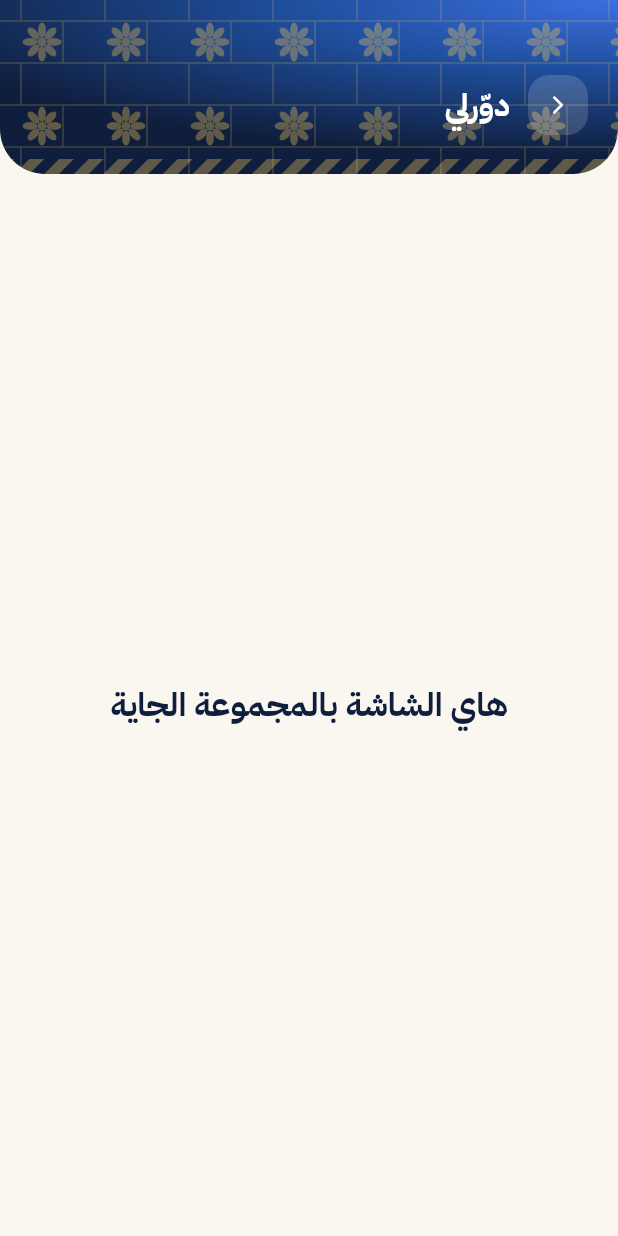
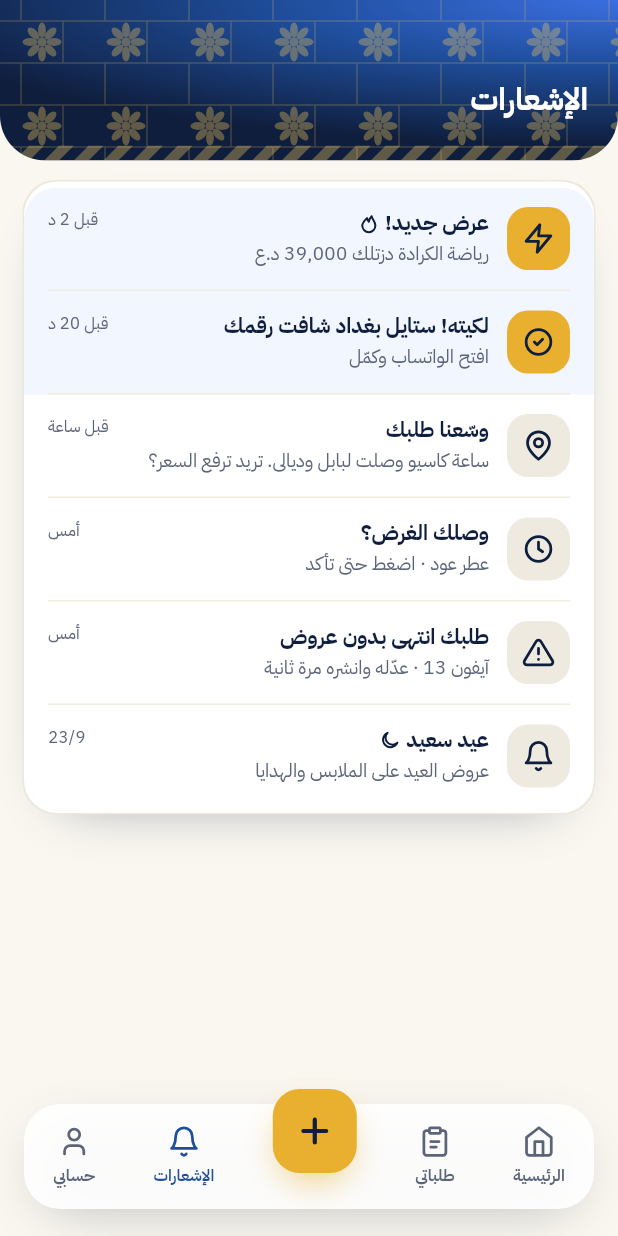
Before and after one commit to jasbx222/dawwerli-app, a Flutter app: the MyRequestsScreen screen opened by its route, item 2 of the bottom bar chosen, on a phone screen of 412 x 824 dp. Run offline on Flutter 3.47's test engine with Material 3 defaults, Android fonts, the phone set to English and light mode, and no system bars; our stand-ins replace flutter_riverpod, flutter_svg, go_router, shared_preferences; accounts and stored records are empty.

Commit message:
Notifications (26), account (28), privacy (29) and delete account (30) wired to bottom nav

```diff
--- a/lib/core/router/app_router.dart
+++ b/lib/core/router/app_router.dart
@@ -33,6 +33,8 @@ import '../../features/orders/presentation/order_status_screen.dart';
 import '../../features/orders/presentation/rating_screen.dart';
 import '../../features/orders/presentation/my_requests_screen.dart';
 import '../../features/report/presentation/report_screen.dart';
+import '../../features/account/presentation/account_screens.dart';
+import '../../features/notifications/presentation/notifications_screen.dart';
 import '../../features/onboarding/presentation/onboarding_screen.dart';
 import '../../features/profile/presentation/profile_setup_screen.dart';
 import '../../features/splash/presentation/splash_screen.dart';
@@ -357,6 +359,20 @@ final appRouter = GoRouter(
         ),
       ],
     ),
+    // 28 · «حسابي» tab; 29 privacy; 30 delete.
+    GoRoute(
+      path: Routes.account,
+      builder: (_, _) => const AccountScreen(),
+      routes: [
+        GoRoute(path: 'privacy', builder: (_, _) => const PrivacyScreen()),
+        GoRoute(path: 'delete', builder: (_, _) => const DeleteAccountScreen()),
+      ],
+    ),
+    // 26 · «الإشعارات» tab.
+    GoRoute(
+      path: Routes.notifications,
+      builder: (_, _) => const NotificationsScreen(),
+    ),
     // 25 · «طلباتي» tab.
     GoRoute(
       path: Routes.myRequests,
--- a/lib/core/router/routes.dart
+++ b/lib/core/router/routes.dart
@@ -20,6 +20,10 @@ abstract final class Routes {
   static String report(String id, {int reason = 1}) =>
       '/orders/$id/report?reason=$reason';
   static String reportSent(String id) => '/orders/$id/report/sent';
+  static const notifications = '/notifications';
+  static const account = '/account';
+  static const privacy = '/account/privacy';
+  static const deleteAccount = '/account/delete';
   static const myRequests = '/requests';
   static const comingSoon = '/soon';
 }
--- a/lib/core/widgets/app_icons.dart
+++ b/lib/core/widgets/app_icons.dart
@@ -57,6 +57,28 @@ enum AppIcon {
   flag(
     '<path d="M4 22V4s1-1 4-1 5 2 8 2 4-1 4-1v12s-1 1-4 1-5-2-8-2-4 1-4 1"/>',
   ),
+  zap('<path d="M13 2 3 14h9l-1 8 10-12h-9l1-8z"/>'),
+  flame(
+    '<path d="M12 22a7 7 0 0 0 7-7c0-4-3-6-4-10-2 2-3 4-3 6-1-1-2-2-2-4-2 2-5 5-5 8a7 7 0 0 0 7 7z"/>',
+  ),
+  moon('<path d="M20 14.5A8 8 0 1 1 9.5 4a6.5 6.5 0 0 0 10.5 10.5z"/>'),
+  alert(
+    '<path d="M10.3 3.9 1.8 18a2 2 0 0 0 1.7 3h17a2 2 0 0 0 1.7-3L13.7 3.9a2 2 0 0 0-3.4 0z"/><path d="M12 9v4M12 17h.01"/>',
+  ),
+  sparkles(
+    '<path d="M12 3l1.9 5.8L20 10l-6.1 1.2L12 17l-1.9-5.8L4 10l6.1-1.2z"/><path d="M19 17l.7 2.3L22 20l-2.3.7L19 23l-.7-2.3L16 20l2.3-.7z"/>',
+  ),
+  shieldCheck(
+    '<path d="M12 22s8-4 8-10V5l-8-3-8 3v7c0 6 8 10 8 10z"/><path d="m9 12 2 2 4-4"/>',
+  ),
+  chat(
+    '<path d="M21 15a2 2 0 0 1-2 2H7l-4 4V5a2 2 0 0 1 2-2h14a2 2 0 0 1 2 2z"/>',
+  ),
+  refresh('<path d="M21 12a9 9 0 1 1-3-6.7L21 8M21 3v5h-5"/>'),
+  trash('<path d="M3 6h18M8 6V4h8v2M19 6l-1 14H6L5 6"/>'),
+  trophy(
+    '<path d="M8 21h8M12 17v4M7 4h10v5a5 5 0 0 1-10 0z"/><path d="M17 5h3v2a3 3 0 0 1-3 3M7 5H4v2a3 3 0 0 0 3 3"/>',
+  ),
   star(
     '<path d="M12 2l3.09 6.26L22 9.27l-5 4.87 1.18 6.88L12 17.77l-5.18 3.25L8 14.14 3 9.27l6.91-1.01z"/>',
     filled: true,
--- a/lib/features/home/presentation/home_screen.dart
+++ b/lib/features/home/presentation/home_screen.dart
@@ -45,7 +45,7 @@ class HomeScreen extends ConsumerWidget {
                 children: [
                   HomeHeader(
                     data: d,
-                    onBell: soon,
+                    onBell: () => context.go(Routes.notifications),
                     onLocation: soon,
                     onStory: (_) => soon(),
                   ),
@@ -81,7 +81,8 @@ class HomeScreen extends ConsumerWidget {
               onTab: (t) => switch (t) {
                 NavTab.home => null,
                 NavTab.requests => context.go(Routes.myRequests),
-                _ => soon(),
+                NavTab.notifications => context.go(Routes.notifications),
+                NavTab.account => context.go(Routes.account),
               },
               onPost: () => context.push(Routes.post),
             ),
--- /dev/null
+++ b/lib/features/notifications/presentation/notifications_screen.dart
@@ -0,0 +1,223 @@
+import 'package:flutter/material.dart';
+import 'package:go_router/go_router.dart';
+
+import '../../../core/router/routes.dart';
+import '../../../core/theme/app_colors.dart';
+import '../../../core/theme/app_typography.dart';
+import '../../../core/widgets/app_bottom_nav.dart';
+import '../../../core/widgets/app_card.dart';
+import '../../../core/widgets/app_header.dart';
+import '../../../core/widgets/app_icons.dart';
+
+class _Notif {
+  const _Notif(
+    this.icon,
+    this.title,
+    this.body,
+    this.time, {
+    this.unread = false,
+    this.titleIcon,
+    this.route,
+  });
+  final AppIcon icon;
+  final String title;
+  final AppIcon? titleIcon;
+  final String body;
+  final String time;
+  final bool unread;
+  final String? route;
+}
+
+// Mock feed until the notifications API lands; each opens its screen.
+final _items = [
+  _Notif(
+    AppIcon.zap,
+    'عرض جديد!',
+    'رياضة الكرادة دزتلك 39,000 د.ع',
+    'قبل 2 د',
+    unread: true,
+    titleIcon: AppIcon.flame,
+    route: Routes.offers('r1'),
+  ),
+  _Notif(
+    AppIcon.verified,
+    'لكيته! ستايل بغداد شافت رقمك',
+    'افتح الواتساب وكمّل',
+    'قبل 20 د',
+    unread: true,
+    route: Routes.chosen('r1'),
+  ),
+  _Notif(
+    AppIcon.pin,
+    'وسّعنا طلبك',
+    'ساعة كاسيو وصلت لبابل وديالى. تريد ترفع السعر؟',
+    'قبل ساعة',
+    route: '${Routes.liveRequest('r1')}?preview=widened',
+  ),
+  _Notif(
+    AppIcon.clock,
+    'وصلك الغرض؟',
+    'عطر عود · اضغط حتى تأكد',
+    'أمس',
+    route: Routes.orderStatus('o1'),
+  ),
+  _Notif(
+    AppIcon.alert,
+    'طلبك انتهى بدون عروض',
+    'آيفون 13 · عدّله وانشره مرة ثانية',
+    'أمس',
+    route: '${Routes.liveRequest('r1')}?preview=expired',
+  ),
+  const _Notif(
+    AppIcon.bell,
+    'عيد سعيد',
+    'عروض العيد على الملابس والهدايا',
+    '23/9',
+    titleIcon: AppIcon.moon,
+  ),
+];
+
+/// 26 · «الإشعارات» tab.
+class NotificationsScreen extends StatelessWidget {
+  const NotificationsScreen({super.key});
+
+  @override
+  Widget build(BuildContext context) {
+    return Scaffold(
+      body: Stack(
+        fit: StackFit.expand,
+        children: [
+          SingleChildScrollView(
+            padding: EdgeInsets.only(
+              bottom: 18 + 70 + 24 + MediaQuery.viewPaddingOf(context).bottom,
+            ),
+            child: Column(
+              crossAxisAlignment: CrossAxisAlignment.stretch,
+              children: [
+                const AppHeader(title: 'الإشعارات', showBack: false),
+                Padding(
+                  padding: const EdgeInsets.fromLTRB(16, 14, 16, 0),
+                  child: AppCard(
+                    insets: const EdgeInsets.symmetric(vertical: 4),
+                    child: ClipRRect(
+                      borderRadius: BorderRadius.circular(22),
+                      child: Column(
+                        children: [
+                          for (var i = 0; i < _items.length; i++)
+                            _Row(
+                              n: _items[i],
+                              last: i == _items.length - 1,
+                              nextUnread:
+                                  i + 1 < _items.length && _items[i + 1].unread,
+                            ),
+                        ],
+                      ),
+                    ),
+                  ),
+                ),
+              ],
+            ),
+          ),
+          Positioned(
+            left: 16,
+            right: 16,
+            bottom: 18 + MediaQuery.viewPaddingOf(context).bottom,
+            child: AppBottomNav(
+              current: NavTab.notifications,
+              onTab: (t) => switch (t) {
+                NavTab.home => context.go(Routes.home),
+                NavTab.requests => context.go(Routes.myRequests),
+                NavTab.notifications => null,
+                NavTab.account => context.go(Routes.account),
+              },
+              onPost: () => context.push(Routes.post),
+            ),
+          ),
+        ],
+      ),
+    );
+  }
+}
+
+class _Row extends StatelessWidget {
+  const _Row({required this.n, required this.last, required this.nextUnread});
+  final _Notif n;
+  final bool last;
+  final bool nextUnread;
+
+  @override
+  Widget build(BuildContext context) {
+    // Unread rows are full-bleed tinted; read rows keep the 16px-inset divider.
+    final divider = !last && !n.unread;
+    return GestureDetector(
+      behavior: HitTestBehavior.opaque,
+      onTap: n.route == null ? null : () => context.push(n.route!),
+      child: Container(
+        color: n.unread ? const Color(0xFFF2F6FF) : null,
+        padding: const EdgeInsets.symmetric(horizontal: 16),
+        child: Container(
+          padding: const EdgeInsets.symmetric(vertical: 13),
+          decoration: BoxDecoration(
+            border: !last && (divider || n.unread)
+                ? const Border(bottom: BorderSide(color: AppColors.divider))
+                : null,
+          ),
+          child: IntrinsicHeight(
+            child: Row(
+              crossAxisAlignment: CrossAxisAlignment.center,
+              children: [
+                Container(
+                  width: 42,
+                  height: 42,
+                  decoration: BoxDecoration(
+                    color: n.unread ? AppColors.gold : AppColors.tabTrack,
+                    borderRadius: BorderRadius.circular(14),
+                  ),
+                  alignment: Alignment.center,
+                  child: AppSvgIcon(n.icon, color: AppColors.navy, size: 22),
+                ),
+                const SizedBox(width: 12),
+                Expanded(
+                  child: Column(
+                    crossAxisAlignment: CrossAxisAlignment.start,
+                    children: [
+                      Text.rich(
+                        TextSpan(
+                          text: n.title,
+                          children: [
+                            if (n.titleIcon != null) ...[
+                              const TextSpan(text: ' '),
+                              WidgetSpan(
+                                alignment: PlaceholderAlignment.middle,
+                                child: AppSvgIcon(
+                                  n.titleIcon!,
+                                  color: AppColors.navy,
+                                  size: 15,
+                                  strokeWidth: 2.1,
+                                ),
+                              ),
+                            ],
+                          ],
+                        ),
+                        style: AppText.strong,
+                      ),
+                      Text(n.body, style: AppText.muted),
+                    ],
+                  ),
+                ),
+                const SizedBox(width: 12),
+                Align(
+                  alignment: Alignment.topCenter,
+                  child: Text(
+                    n.time,
+                    style: AppText.muted.copyWith(fontSize: 11, height: 1.5),
+                  ),
+                ),
+              ],
+            ),
+          ),
+        ),
+      ),
+    );
+  }
+}
--- a/lib/features/orders/presentation/my_requests_screen.dart
+++ b/lib/features/orders/presentation/my_requests_screen.dart
@@ -218,7 +218,8 @@ class _MyRequestsScreenState extends State<MyRequestsScreen> {
               onTab: (t) => switch (t) {
                 NavTab.home => context.go(Routes.home),
                 NavTab.requests => null,
-                _ => context.push(Routes.comingSoon),
+                NavTab.notifications => context.go(Routes.notifications),
+                NavTab.account => context.go(Routes.account),
               },
               onPost: () => context.push(Routes.post),
             ),
```
Also changed, not shown: lib/features/account/presentation/account_screens.dart (added, +451 -0 lines).
